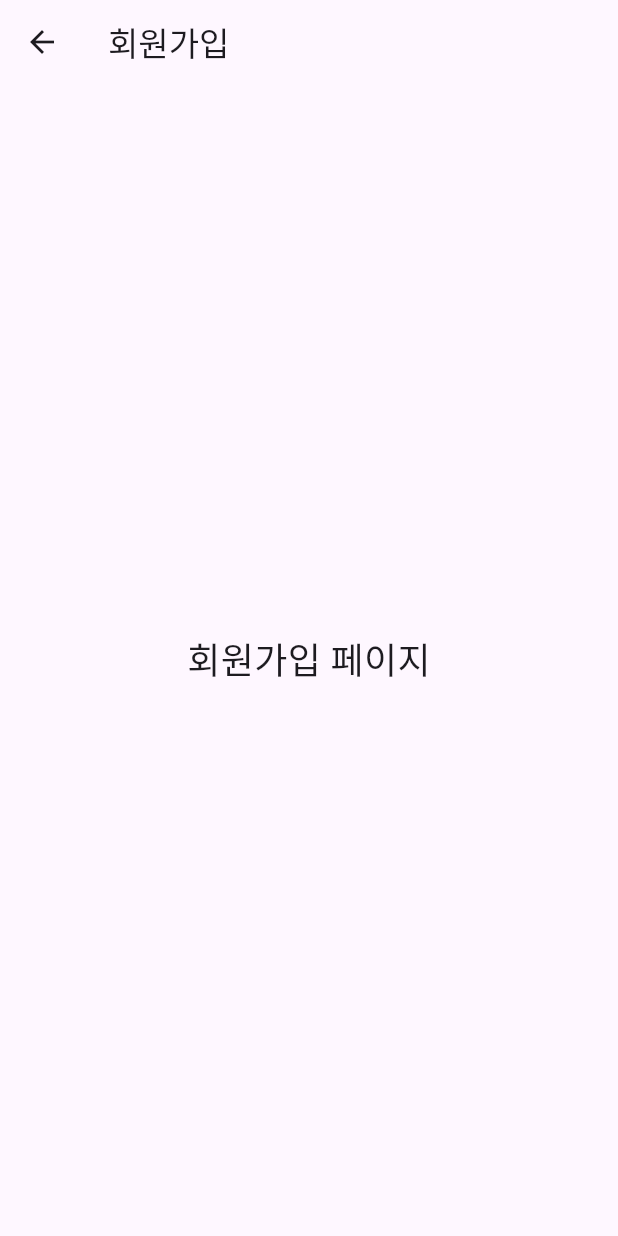
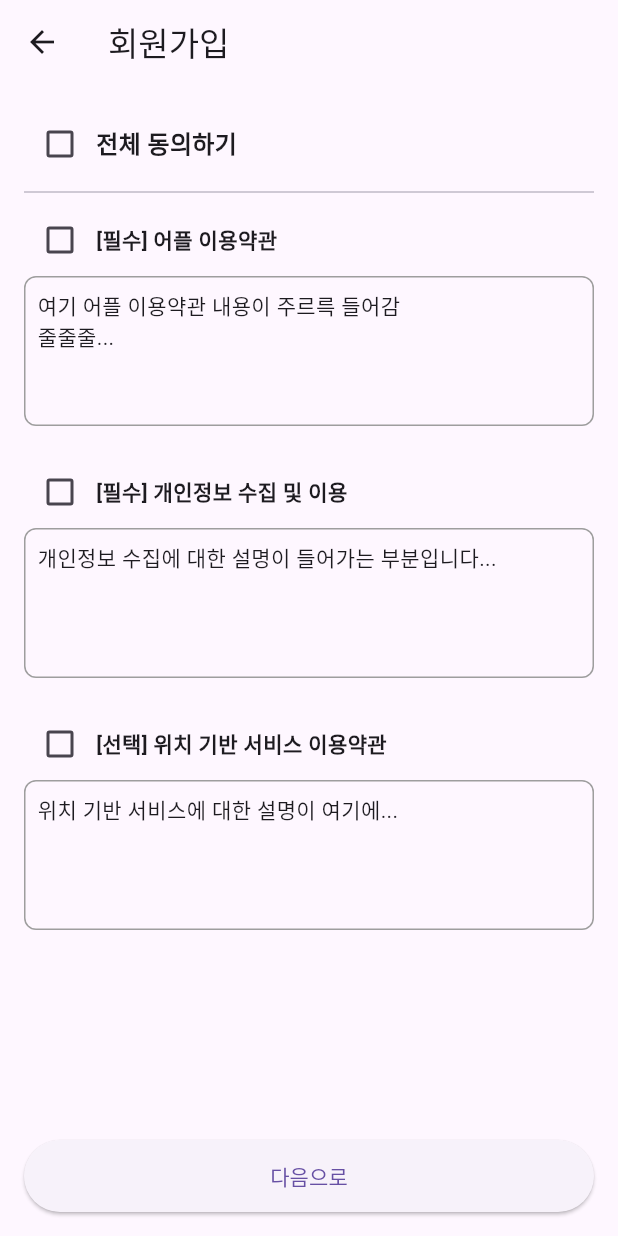
Before and after one commit to tama0728/golf-coach-AI, a Flutter app: the screen it shows after launch, after a tap on "회원가입", on a phone screen of 412 x 824 dp. Run offline on Flutter 3.47's test engine with Material 3 defaults, Android fonts, the phone set to English and light mode, and no system bars.

Commit message:
feat : 로그인 및 회원가입 페이지 구성

```diff
--- a/lib/login/login_page.dart
+++ b/lib/login/login_page.dart
@@ -1,6 +1,6 @@
 import 'package:flutter/material.dart';
 import '../main_pages/main_page.dart';
-import 'signup_page.dart';
+import 'signup_page1.dart';
 import 'findID.dart';
 import 'findPW.dart';
 
@@ -91,7 +91,7 @@ class _LoginPageState extends State<LoginPage> {
                   child: ElevatedButton(
                     onPressed: () {
                       Navigator.of(context).push(
-                        MaterialPageRoute(builder: (context) => SignupPage()),
+                        MaterialPageRoute(builder: (context) => SignupPage1()),
                       );
                       // 회원가입 처리
                     },
--- a/lib/login/signup_page.dart
+++ /dev/null
@@ -1,16 +0,0 @@
-import 'package:flutter/material.dart';
-
-class SignupPage extends StatelessWidget {
-  @override
-  Widget build(BuildContext context) {
-    return Scaffold(
-      appBar: AppBar(title: Text('회원가입')),
-      body: Center(
-        child: Text(
-          '회원가입 페이지',
-          style: TextStyle(fontSize: 24),
-        ),
-      ),
-    );
-  }
-}
--- /dev/null
+++ b/lib/login/signup_page1.dart
@@ -0,0 +1,120 @@
+import 'package:flutter/material.dart';
+import 'signup_page2.dart';
+
+class SignupPage1 extends StatefulWidget {
+  @override
+  _SignupPage1State createState() => _SignupPage1State();
+}
+
+class _SignupPage1State extends State<SignupPage1> {
+  bool agreeAll = false;
+  bool agree1 = false;
+  bool agree2 = false;
+  bool agree3 = false;
+
+  void _toggleAll(bool? val) {
+    setState(() {
+      agreeAll = val ?? false;
+      agree1 = agreeAll;
+      agree2 = agreeAll;
+      agree3 = agreeAll;
+    });
+  }
+
+  Widget _buildTermTile({
+    required String title,
+    required bool value,
+    required Function(bool?) onChanged,
+    required String content,
+  }) {
+    return Column(
+      crossAxisAlignment: CrossAxisAlignment.start,
+      children: [
+        Row(
+          children: [
+            Checkbox(value: value, onChanged: onChanged),
+            Text(title, style: TextStyle(fontWeight: FontWeight.bold)),
+          ],
+        ),
+        Container(
+          height: 100,
+          width: 500,
+          padding: EdgeInsets.all(8),
+          margin: EdgeInsets.only(bottom: 20),
+          decoration: BoxDecoration(
+            border: Border.all(color: Colors.grey),
+            borderRadius: BorderRadius.circular(8),
+          ),
+          child: SingleChildScrollView(
+            child: Text(content),
+          ),
+        ),
+      ],
+    );
+  }
+
+  @override
+  Widget build(BuildContext context) {
+    agreeAll = agree1 && agree2 && agree3;
+
+    return Scaffold(
+      appBar: AppBar(title: Text('회원가입')),
+      body: Padding(
+        padding: const EdgeInsets.all(16.0),
+        child: ListView(
+          children: [
+            Row(
+              children: [
+                Checkbox(value: agreeAll, onChanged: _toggleAll),
+                Text('전체 동의하기',
+                    style: TextStyle(fontSize: 16, fontWeight: FontWeight.bold)),
+              ],
+            ),
+            Divider(thickness: 1.2),
+            _buildTermTile(
+              title: '[필수] 어플 이용약관',
+              value: agree1,
+              onChanged: (val) => setState(() => agree1 = val ?? false),
+              content: '여기 어플 이용약관 내용이 주르륵 들어감\n줄줄줄...',
+            ),
+            _buildTermTile(
+              title: '[필수] 개인정보 수집 및 이용',
+              value: agree2,
+              onChanged: (val) => setState(() => agree2 = val ?? false),
+              content: '개인정보 수집에 대한 설명이 들어가는 부분입니다...',
+            ),
+            _buildTermTile(
+              title: '[선택] 위치 기반 서비스 이용약관',
+              value: agree3,
+              onChanged: (val) => setState(() => agree3 = val ?? false),
+              content: '위치 기반 서비스에 대한 설명이 여기에...',
+            ),
+          ],
+        ),
+      ),
+
+      bottomNavigationBar: Padding(
+        padding: const EdgeInsets.all(16.0),
+        child: SizedBox(
+          width: double.infinity,
+          height: 48,
+          child: ElevatedButton(
+            onPressed: () {
+              if (agree1 && agree2) {
+                Navigator.push(
+                  context,
+                  MaterialPageRoute(builder: (context) => SignupPage2()),
+                );
+              } else {
+                ScaffoldMessenger.of(context).showSnackBar(
+                  SnackBar(content: Text('필수 약관에 모두 동의해주세요.')),
+                );
+              }
+            },
+            child: Text('다음으로'),
+          ),
+        ),
+      ),
+    );
+  }
+}
```
Also changed, not shown: lib/login/findID.dart (+44 -5 lines), lib/login/findPW.dart (+58 -5 lines), lib/login/signup_page2.dart (added, +108 -0 lines), lib/login/signup_page3.dart (added, +127 -0 lines).
